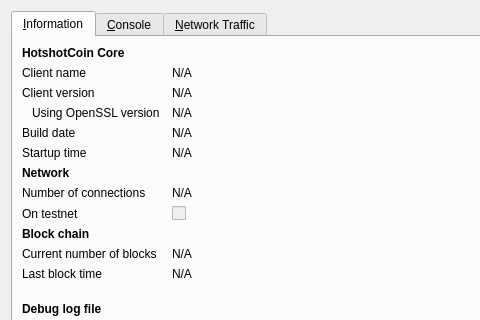
Before: the Qt Designer form src/qt/forms/rpcconsole.ui in zero24x/glovecoin, drawn with Qt 5; both pictures show x 0 to 480 and y 0 to 320 of the 740 by 450 pixel window.
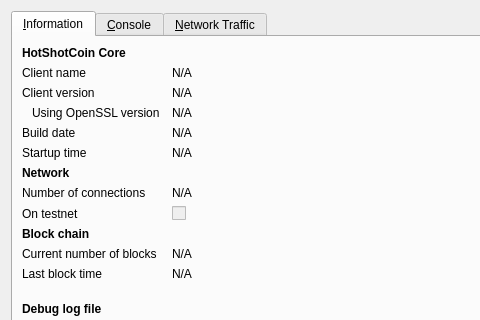
After: the same form once the commit is applied. Icons and pictures are not drawn. Custom widgets are drawn as their Qt base class.

Patch:
```diff
--- a/src/qt/forms/rpcconsole.ui
+++ b/src/qt/forms/rpcconsole.ui
@@ -36,7 +36,7 @@
           </font>
          </property>
          <property name="text">
-          <string>HotshotCoin Core</string>
+          <string>HotShotCoin Core</string>
          </property>
         </widget>
        </item>
```
Left out of the diff: 6 changed lines with no effect on the pictures.
